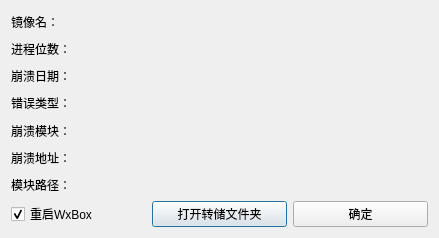
Old version of the form src/crashdumper/crashdumper_dialog.ui in the repository 12CrazyPaul21/WxBox.
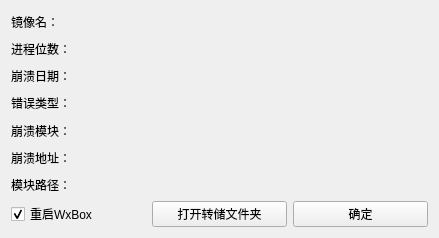
New version of the form. Icons and pictures are not drawn.

The edit to the form file:
```diff
--- a/src/crashdumper/crashdumper_dialog.ui
+++ b/src/crashdumper/crashdumper_dialog.ui
@@ -1,7 +1,7 @@
 <?xml version="1.0" encoding="UTF-8"?>
 <ui version="4.0">
- <class>CrashReportDialog</class>
- <widget class="QDialog" name="CrashReportDialog">
+ <class>CrashReportWidget</class>
+ <widget class="QWidget" name="CrashReportWidget">
   <property name="geometry">
    <rect>
     <x>0</x>
```
Left out of the diff: 56 changed lines with no effect on the pictures.
